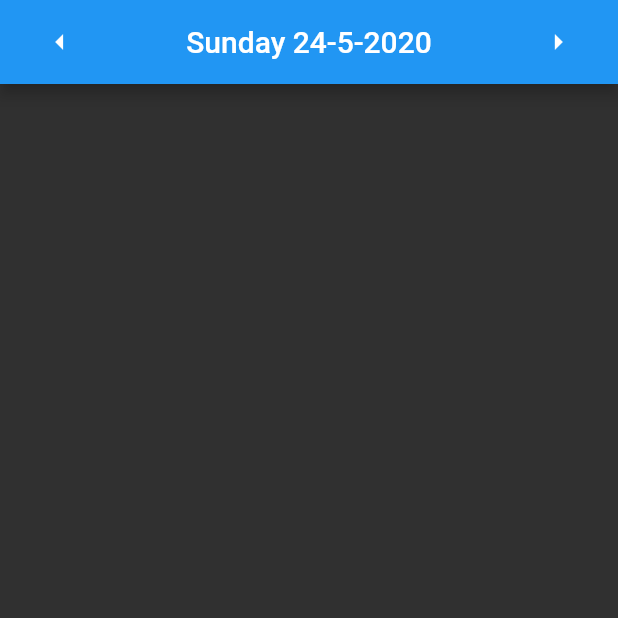
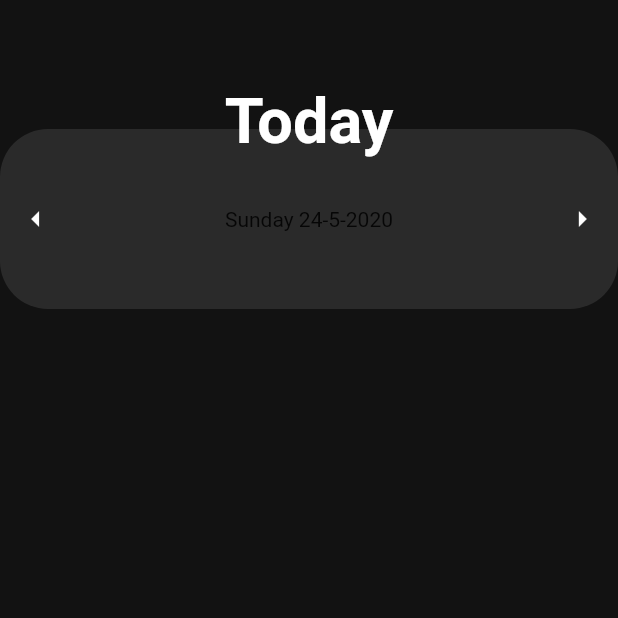
Before and after one commit to Sekaiichi4/productivity_app, a Flutter app: the screen it shows after launch, after a tap on the "add" icon, after a tap on the "arrow right" icon, on a phone screen of 412 x 824 dp, the top half of it. Run offline on Flutter 3.47's test engine with Material 2 defaults, Android fonts, the phone set to English and light mode, and no system bars; our stand-ins replace flutter_slidable, hive, shared_preferences; missing offline and left inert: countdown_flutter; accounts and stored records are empty; generated files the repository leaves out were written again; statements that could not run were skipped.

Commit message:
Starts implementing the new design, FAB button done and started on the day selector.

```diff
--- /dev/null
+++ b/lib/customColors.dart
@@ -0,0 +1,6 @@
+import 'package:flutter/material.dart';
+
+Color black = const Color(0xFF121212);
+Color yellow = const Color(0xFFF8CA27);
+Color white = Colors.white;
+Color whiteTrans10 = Colors.white.withOpacity(0.1);
--- a/lib/globals.dart
+++ b/lib/globals.dart
@@ -20,6 +20,8 @@ String getUnitName(int unit) {
       return 'minutes';
     case 2:
       return 'hours';
+    default:
+      return 'times';
   }
 }
 
--- a/lib/main.dart
+++ b/lib/main.dart
@@ -8,6 +8,7 @@ import 'package:productivity_helper/pages/taskListPage.dart';
 import 'package:provider/provider.dart';
 
 import 'models/taskData.dart';
+import 'customColors.dart';
 
 void main() {
   Hive.registerAdapter<Task>(TaskAdapter());
@@ -34,9 +35,8 @@ class MyApp extends StatelessWidget {
       child: MaterialApp(
         debugShowCheckedModeBanner: false,
         title: 'Laurens App',
-        theme: ThemeData(
-          primarySwatch: Colors.blue,
-        ),
+        // theme: ThemeData(
+        // ),
         initialRoute: '/',
         routes: {
           '/': (BuildContext context) => FutureBuilder<void>(
--- a/lib/pages/taskListPage.dart
+++ b/lib/pages/taskListPage.dart
@@ -5,6 +5,7 @@ import 'package:productivity_helper/widgets/taskList.dart';
 import 'package:provider/provider.dart';
 
 import '../globals.dart';
+import 'package:productivity_helper/customColors.dart' as cc;
 
 class TaskListPage extends StatefulWidget {
   const TaskListPage({Key key}) : super(key: key);
@@ -29,16 +30,39 @@ class _TaskListPageState extends State<TaskListPage> {
 
     return Scaffold(
       key: scaffoldKey,
-      backgroundColor: Colors.grey[850],
+      backgroundColor: cc.black,
       appBar: AppBar(
+        elevation: 0,
         automaticallyImplyLeading: false,
-        title: Center(
+        backgroundColor: cc.black,
+      ),
+      body: Container(
+        color: cc.black,
+        child: Column(
+          mainAxisAlignment: MainAxisAlignment.center,
+          children: <Widget>[
+            Container(
+              height: 150,
+              child: Stack(children: <Widget>[
+                Column(
+                  children: [
+                    const SizedBox(
+                      height: 30,
+                    ),
+                    Container(
+                      decoration: BoxDecoration(
+                        color: cc.whiteTrans10,
+                        borderRadius: BorderRadius.circular(32),
+                      ),
+                      height: 120,
+                      child: Center(
                         child: Row(
                           mainAxisAlignment: MainAxisAlignment.spaceBetween,
                           children: <Widget>[
                             IconButton(
                               icon: const Icon(Icons.arrow_left),
-                color: dayOffset != 0 ? Colors.white : Colors.blue,
+                              color:
+                                  dayOffset != 0 ? Colors.white : Colors.blue,
                               onPressed: () {
                                 //
                                 if (dayOffset != 0) {
@@ -51,7 +75,8 @@ class _TaskListPageState extends State<TaskListPage> {
                             Text(getTodayInString()),
                             IconButton(
                               icon: const Icon(Icons.arrow_right),
-                color: dayOffset != 6 ? Colors.white : Colors.blue,
+                              color:
+                                  dayOffset != 6 ? Colors.white : Colors.blue,
                               onPressed: () {
                                 //
                                 if (dayOffset != 6) {
@@ -65,17 +90,32 @@ class _TaskListPageState extends State<TaskListPage> {
                         ),
                       ),
                     ),
-      body: Center(
-        child: Column(
-          mainAxisAlignment: MainAxisAlignment.center,
-          children: <Widget>[
+                  ],
+                ),
+                Container(
+                  child: Center(
+                    heightFactor: 1,
+                    child: Text(
+                      'Today',
+                      style: TextStyle(
+                          color: cc.white,
+                          fontSize: 42,
+                          fontWeight: FontWeight.bold),
+                    ),
+                  ),
+                ),
+              ]),
+            ),
             Expanded(
               child: Container(
+                color: cc.black,
                 child: const TaskList(),
-            ))
+              ),
+            )
           ],
         ),
       ),
+      floatingActionButtonLocation: FloatingActionButtonLocation.centerFloat,
       floatingActionButton: MyFloatingActionButton(),
     );
   }
@@ -93,6 +133,8 @@ class _MyFloatingActionButtonState extends State<MyFloatingActionButton> {
   Widget build(BuildContext context) {
     return showFab
         ? FloatingActionButton(
+            foregroundColor: cc.black,
+            backgroundColor: cc.yellow,
             onPressed: () {
               final PersistentBottomSheetController<dynamic>
                   bottomSheetController = showBottomSheet<dynamic>(
```
Lines whose indentation alone changed are shown as unchanged.
